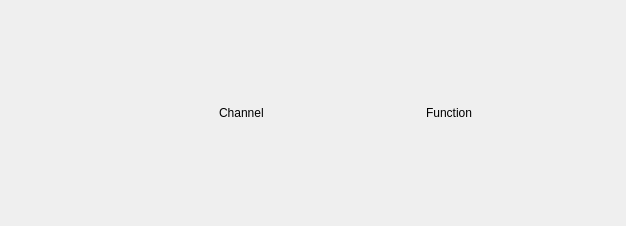
Qt form plugins/swiot/ui/swiotconfig.ui (analogdevicesinc/scopy) before a commit.
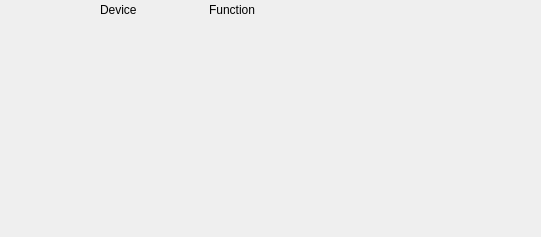
The same form after that commit.

Diff of the .ui file:
```diff
--- a/plugins/swiot/ui/swiotconfig.ui
+++ b/plugins/swiot/ui/swiotconfig.ui
@@ -6,14 +6,35 @@
    <rect>
     <x>0</x>
     <y>0</y>
-    <width>626</width>
-    <height>226</height>
+    <width>541</width>
+    <height>237</height>
    </rect>
   </property>
   <property name="windowTitle">
    <string>Form</string>
   </property>
-  <layout class="QVBoxLayout" name="verticalLayout_2">
+  <layout class="QHBoxLayout" name="horizontalLayout">
+   <property name="spacing">
+    <number>0</number>
+   </property>
+   <property name="leftMargin">
+    <number>0</number>
+   </property>
+   <property name="topMargin">
+    <number>0</number>
+   </property>
+   <property name="rightMargin">
+    <number>0</number>
+   </property>
+   <property name="bottomMargin">
+    <number>0</number>
+   </property>
+   <item>
+    <widget class="QFrame" name="mainGridContainer">
+     <property name="styleSheet">
+      <string notr="true"/>
+     </property>
+     <layout class="QVBoxLayout" name="verticalLayout">
    <property name="spacing">
     <number>0</number>
    </property>
@@ -31,7 +52,7 @@
    </property>
    <item>
     <widget class="QWidget" name="mainGrid" native="true">
-     <layout class="QGridLayout" name="gridLayout" columnstretch="100,1,100,100">
+        <layout class="QGridLayout" name="gridLayout" columnstretch="0,0,0">
       <property name="leftMargin">
        <number>0</number>
       </property>
@@ -47,40 +68,64 @@
       <property name="spacing">
        <number>6</number>
       </property>
-      <item row="0" column="0">
-       <widget class="QLabel" name="label">
-        <property name="text">
-         <string/>
-        </property>
-       </widget>
-      </item>
       <item row="0" column="2">
-       <widget class="QLabel" name="label_3">
+          <widget class="QLabel" name="label_4">
         <property name="text">
-         <string>Channel</string>
+            <string>Function</string>
         </property>
        </widget>
       </item>
       <item row="0" column="1">
-       <widget class="QLabel" name="label_2">
+          <widget class="QLabel" name="label_3">
         <property name="sizePolicy">
-         <sizepolicy hsizetype="Minimum" vsizetype="Minimum">
+            <sizepolicy hsizetype="Fixed" vsizetype="Preferred">
           <horstretch>0</horstretch>
           <verstretch>0</verstretch>
          </sizepolicy>
         </property>
+           <property name="minimumSize">
+            <size>
+             <width>103</width>
+             <height>0</height>
+            </size>
+           </property>
         <property name="text">
-         <string/>
+            <string>Device</string>
         </property>
        </widget>
       </item>
-      <item row="0" column="3">
-       <widget class="QLabel" name="label_4">
-        <property name="text">
-         <string>Function</string>
-        </property>
+         <item row="0" column="0">
+          <spacer name="horizontalSpacer">
+           <property name="orientation">
+            <enum>Qt::Horizontal</enum>
+           </property>
+           <property name="sizeType">
+            <enum>QSizePolicy::Fixed</enum>
+           </property>
+           <property name="sizeHint" stdset="0">
+            <size>
+             <width>100</width>
+             <height>20</height>
+            </size>
+           </property>
+          </spacer>
+         </item>
+        </layout>
        </widget>
       </item>
+      <item>
+       <spacer name="verticalSpacer">
+        <property name="orientation">
+         <enum>Qt::Vertical</enum>
+        </property>
+        <property name="sizeHint" stdset="0">
+         <size>
+          <width>20</width>
+          <height>40</height>
+         </size>
+        </property>
+       </spacer>
+      </item>
      </layout>
     </widget>
    </item>
```
Lines whose indentation alone changed are shown as unchanged.
